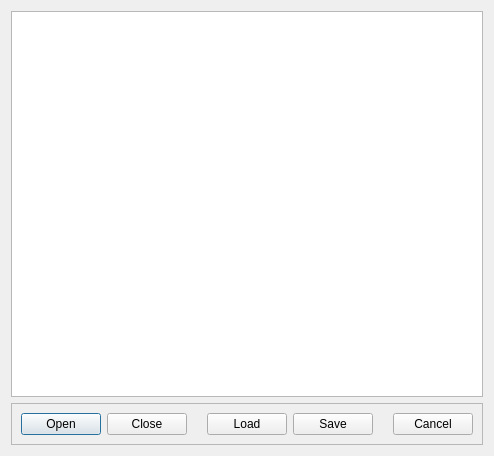
First picture: the form in src/lib/tools/codegenerationdialog.ui, repository hsorby/cellcreator, before the edit.
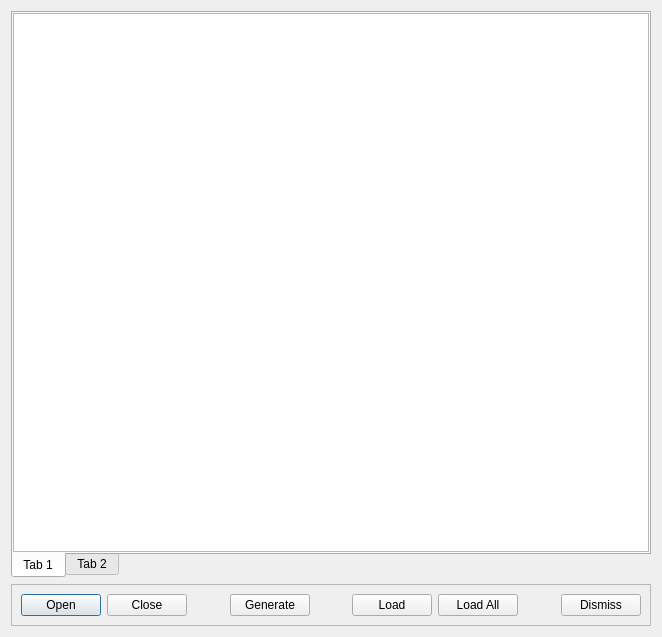
Second picture: the form after the edit. The open tabs and pages were chosen to show the change.

Commit message: Improve the code generation dialog.

Diff of the .ui file:
```diff
--- a/src/lib/tools/codegenerationdialog.ui
+++ b/src/lib/tools/codegenerationdialog.ui
@@ -6,8 +6,8 @@
    <rect>
     <x>0</x>
     <y>0</y>
-    <width>494</width>
-    <height>456</height>
+    <width>662</width>
+    <height>637</height>
    </rect>
   </property>
   <property name="windowTitle">
@@ -15,7 +15,84 @@
   </property>
   <layout class="QVBoxLayout" name="verticalLayout">
    <item>
-    <widget class="QPlainTextEdit" name="plainTextEdit"/>
+    <widget class="QStackedWidget" name="stackedWidget">
+     <property name="currentIndex">
+      <number>0</number>
+     </property>
+     <widget class="QWidget" name="page">
+      <layout class="QHBoxLayout" name="horizontalLayout_3">
+       <item alignment="Qt::AlignVCenter">
+        <widget class="QWidget" name="widgetDragAndDrop" native="true">
+         <property name="acceptDrops">
+          <bool>true</bool>
+         </property>
+         <layout class="QHBoxLayout" name="horizontalLayout_4">
+          <item alignment="Qt::AlignHCenter">
+           <widget class="QLabel" name="label">
+            <property name="text">
+             <string>Drag and drop a CellML model file</string>
+            </property>
+           </widget>
+          </item>
+         </layout>
+        </widget>
+       </item>
+      </layout>
+     </widget>
+     <widget class="QWidget" name="page_2">
+      <layout class="QHBoxLayout" name="horizontalLayout_2">
+       <property name="leftMargin">
+        <number>0</number>
+       </property>
+       <property name="topMargin">
+        <number>0</number>
+       </property>
+       <property name="rightMargin">
+        <number>0</number>
+       </property>
+       <property name="bottomMargin">
+        <number>0</number>
+       </property>
+       <item>
+        <widget class="QTabWidget" name="tabWidget">
+         <property name="tabPosition">
+          <enum>QTabWidget::South</enum>
+         </property>
+         <property name="currentIndex">
+          <number>0</number>
+         </property>
+         <widget class="QWidget" name="tab">
+          <attribute name="title">
+           <string>Tab 1</string>
+          </attribute>
+          <layout class="QVBoxLayout" name="verticalLayout_2">
+           <property name="leftMargin">
+            <number>0</number>
+           </property>
+           <property name="topMargin">
+            <number>0</number>
+           </property>
+           <property name="rightMargin">
+            <number>0</number>
+           </property>
+           <property name="bottomMargin">
+            <number>0</number>
+           </property>
+           <item>
+            <widget class="QPlainTextEdit" name="plainTextEdit"/>
+           </item>
+          </layout>
+         </widget>
+         <widget class="QWidget" name="tab_2">
+          <attribute name="title">
+           <string>Tab 2</string>
+          </attribute>
+         </widget>
+        </widget>
+       </item>
+      </layout>
+     </widget>
+    </widget>
    </item>
    <item>
     <widget class="QFrame" name="frame">
@@ -41,7 +118,33 @@
        </widget>
       </item>
       <item>
-       <spacer name="horizontalSpacer_2">
+       <spacer name="horizontalSpacer2">
+        <property name="orientation">
+         <enum>Qt::Horizontal</enum>
+        </property>
+        <property name="sizeHint" stdset="0">
+         <size>
+          <width>40</width>
+          <height>20</height>
+         </size>
+        </property>
+       </spacer>
+      </item>
+      <item>
+       <widget class="QPushButton" name="pushButtonGenerate">
+        <property name="text">
+         <string>Generate</string>
+        </property>
+        <property name="checkable">
+         <bool>false</bool>
+        </property>
+        <property name="checked">
+         <bool>false</bool>
+        </property>
+       </widget>
+      </item>
+      <item>
+       <spacer name="horizontalSpacer3">
         <property name="orientation">
          <enum>Qt::Horizontal</enum>
         </property>
@@ -63,7 +166,7 @@
       <item>
        <widget class="QPushButton" name="pushButtonSave">
         <property name="text">
-         <string>Save</string>
+         <string>Load All</string>
         </property>
        </widget>
       </item>
@@ -83,7 +186,7 @@
       <item>
        <widget class="QPushButton" name="pushButtonCancel">
         <property name="text">
-         <string>Cancel</string>
+         <string>Dismiss</string>
         </property>
        </widget>
       </item>
```
Left out of the diff: 80 changed lines with no effect on the pictures. The commit also changes 2 other files.
